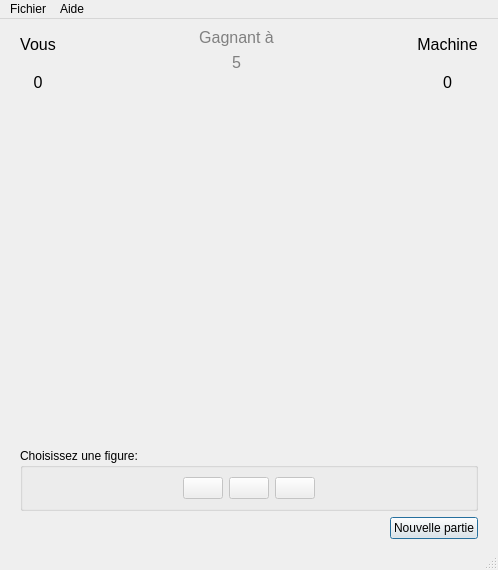
Above: chifoumi.ui from samuelhentrics/Chifoumi before the change. Below: the same form after it.
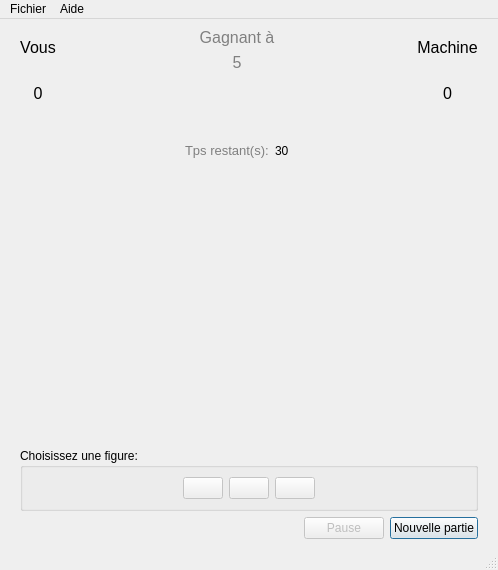
That is the form after the change. Icons and pictures are not drawn.

Commit message: Maj ui pour v5

The edit to the form file:
```diff
--- a/chifoumi.ui
+++ b/chifoumi.ui
@@ -96,6 +96,7 @@
            <font>
             <family>Arial</family>
             <pointsize>12</pointsize>
+            <weight>50</weight>
             <bold>false</bold>
            </font>
           </property>
@@ -116,6 +117,7 @@
            <font>
             <family>Arial</family>
             <pointsize>12</pointsize>
+            <weight>50</weight>
             <bold>false</bold>
            </font>
           </property>
@@ -197,6 +199,32 @@
           </property>
          </spacer>
         </item>
+        <item>
+         <layout class="QHBoxLayout" name="horizontalTimeLayout">
+          <item>
+           <widget class="QLabel" name="lTemps">
+            <property name="font">
+             <font>
+              <pointsize>10</pointsize>
+             </font>
+            </property>
+            <property name="styleSheet">
+             <string notr="true">color:grey</string>
+            </property>
+            <property name="text">
+             <string>Tps restant(s):</string>
+            </property>
+           </widget>
+          </item>
+          <item>
+           <widget class="QLabel" name="label">
+            <property name="text">
+             <string>30</string>
+            </property>
+           </widget>
+          </item>
+         </layout>
+        </item>
        </layout>
       </item>
       <item>
@@ -425,6 +453,16 @@
         </property>
        </spacer>
       </item>
+      <item>
+       <widget class="QPushButton" name="pushButton">
+        <property name="enabled">
+         <bool>false</bool>
+        </property>
+        <property name="text">
+         <string>Pause</string>
+        </property>
+       </widget>
+      </item>
       <item>
        <widget class="QPushButton" name="bNouvellePartie">
         <property name="text">
```
Left out of the diff: 4 changed lines with no effect on the pictures.
